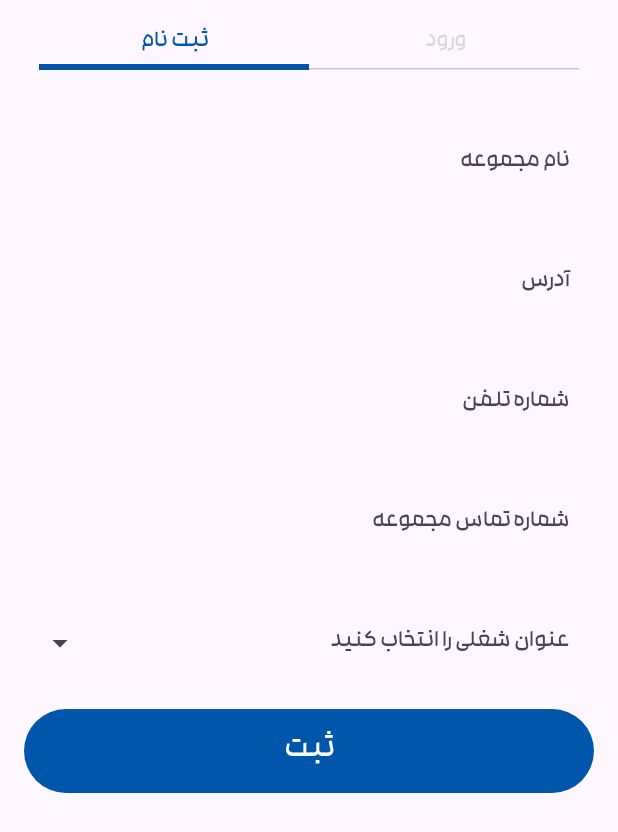
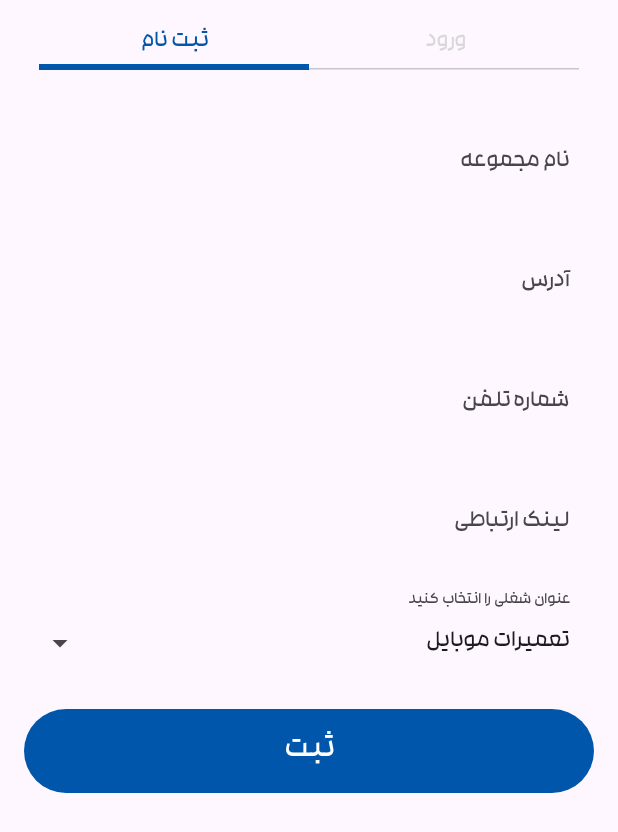
Before and after one commit to saeedjavazanjan/newReceiptCreator, an Android app built with Jetpack Compose: the screen it shows after launch (MainActivity), on a phone screen of 412 x 824 dp. Shown: the top 832 px of the screen. Run offline under Robolectric (Android 15) with nearby library versions, the phone set to English and light mode, and no system bars; our stand-ins replace Dagger/Hilt's generated code, Room's generated code, accompanist; libraries missing offline, so code that uses them is left out: com.opencsv, ir.cafebazaar.poolakey, org.apache.poi.

Commit message:
registration bug fix

```diff
--- a/app/src/main/java/com/saeed/zanjan/receipt/di/AppModule.kt
+++ b/app/src/main/java/com/saeed/zanjan/receipt/di/AppModule.kt
@@ -80,8 +80,8 @@ object AppModule {
         return Retrofit.Builder()
             //.baseUrl("https://dev-xf7awpzkvndkoch.api.raw-labs.com/")
             //  .baseUrl("https://food2fork.ca/api/recipe/")
-            //.baseUrl("http://192.168.1.167:5047/")
-            .baseUrl("http://10.0.2.2:5047/")
+            .baseUrl("http://192.168.1.168:5047/")
+       //     .baseUrl("http://10.0.2.2:5047/")
             .addConverterFactory(GsonConverterFactory.create(GsonBuilder().create()))
             .client(client)
             .build()
--- a/app/src/main/java/com/saeed/zanjan/receipt/interactor/Backup.kt
+++ b/app/src/main/java/com/saeed/zanjan/receipt/interactor/Backup.kt
@@ -31,7 +31,7 @@ class Backup(
 
 ) {
 
-    val receiptCategory = 1//sharedPreferences.getInt("JOB_SUBJECT",-1)
+    val receiptCategory = sharedPreferences.getInt("JOB_SUBJECT",-1)
 
     //TODO check Network State
     //todo currect token
--- a/app/src/main/java/com/saeed/zanjan/receipt/interactor/UserRegistration.kt
+++ b/app/src/main/java/com/saeed/zanjan/receipt/interactor/UserRegistration.kt
@@ -175,6 +175,7 @@ class UserRegistration(
             .putInt("JOB_SUBJECT", jobId(body!!.userData!!.jobTitle))
             .putString("JWTToken",body!!.tok)
             .putBoolean("SAVED", true)
+            .putBoolean("SAVED_IN_SERVER",true)
             .commit()
 
     }
--- a/app/src/main/java/com/saeed/zanjan/receipt/presentation/components/CustomDropDown.kt
+++ b/app/src/main/java/com/saeed/zanjan/receipt/presentation/components/CustomDropDown.kt
@@ -46,11 +46,6 @@ fun CustomDropdown(
 
     var expanded by remember { mutableStateOf(false) }
     val focusRequester = FocusRequester()
-    val focusManager = LocalFocusManager.current
-
-    if(!expanded){
-        focusManager.clearFocus()
-    }
 
 
     Column(
--- a/app/src/main/java/com/saeed/zanjan/receipt/presentation/ui/create_receipt/CreateReceiptViewModel.kt
+++ b/app/src/main/java/com/saeed/zanjan/receipt/presentation/ui/create_receipt/CreateReceiptViewModel.kt
@@ -22,7 +22,7 @@ class CreateReceiptViewModel
     sharedPreferences: SharedPreferences,
 ) : ViewModel() {
 
-    val receiptCategory=1//sharedPreferences.getInt("JOB_SUBJECT",-1)
+    val receiptCategory=sharedPreferences.getInt("JOB_SUBJECT",-1)
 
     val loading = mutableStateOf(false)
     val dataSaveStatus = mutableStateOf(false)
--- a/app/src/main/java/com/saeed/zanjan/receipt/presentation/ui/customers_list/CustomersListViewModel.kt
+++ b/app/src/main/java/com/saeed/zanjan/receipt/presentation/ui/customers_list/CustomersListViewModel.kt
@@ -1,5 +1,6 @@
 package com.saeed.zanjan.receipt.presentation.ui.customers_list
 
+import android.content.SharedPreferences
 import android.telephony.SmsMessage
 import androidx.compose.material3.SnackbarHostState
 import androidx.compose.runtime.MutableState
@@ -19,10 +20,11 @@ import javax.inject.Inject
 class CustomersListViewModel
    @Inject constructor(
        private val customersQueries: CustomersQueries,
-       private val sendSms: SendSms
+       private val sendSms: SendSms,
+       private val sharedPreferences: SharedPreferences
    ):ViewModel() {
 
-    val receiptCategory = 1//sharedPreferences.getInt("JOB_SUBJECT",-1)
+    val receiptCategory = sharedPreferences.getInt("JOB_SUBJECT",-1)
     val loading = mutableStateOf(false)
     var customersList= mutableStateOf( mutableListOf<Customer>())
 
--- a/app/src/main/java/com/saeed/zanjan/receipt/presentation/ui/editReceipt/EditReceiptViewModel.kt
+++ b/app/src/main/java/com/saeed/zanjan/receipt/presentation/ui/editReceipt/EditReceiptViewModel.kt
@@ -27,7 +27,7 @@ class EditReceiptViewModel
     val listOfReceipts: ListOfReceipts
 ) : ViewModel() {
 
-    val receiptCategory=1//sharedPreferences.getInt("JOB_SUBJECT",-1)
+    val receiptCategory=sharedPreferences.getInt("JOB_SUBJECT",-1)
 
     val loading = mutableStateOf(false)
     val dataSaveStatus = mutableStateOf(false)
--- a/app/src/main/java/com/saeed/zanjan/receipt/presentation/ui/home/HomeViewModel.kt
+++ b/app/src/main/java/com/saeed/zanjan/receipt/presentation/ui/home/HomeViewModel.kt
@@ -43,7 +43,7 @@ class HomeViewModel
 
 
 
-    val receiptCategory = 1//sharedPreferences.getInt("JOB_SUBJECT",-1)
+    val receiptCategory = sharedPreferences.getInt("JOB_SUBJECT",-1)
     val loading = mutableStateOf(false)
     val receiptList: MutableState<List<GeneralReceipt>> = mutableStateOf(ArrayList())
     val databaseSaved = mutableStateOf(false)
--- a/app/src/main/java/com/saeed/zanjan/receipt/presentation/ui/profile_edit/ProfileEditViewModel.kt
+++ b/app/src/main/java/com/saeed/zanjan/receipt/presentation/ui/profile_edit/ProfileEditViewModel.kt
@@ -49,9 +49,9 @@ class ProfileEditViewModel
         avatar.value=sharedPreferences.getString("AVATAR_URI","")!!
         companyName.value=sharedPreferences.getString("COMPANY","")!!
         // due to the first version company phone key is channel link and not changed
-        companyPhone.value=sharedPreferences.getString("CHANNEL_LINK","")!!
+        companyPhone.value=sharedPreferences.getString("COMPANY_PHONE","")!!
         companyAddress.value=sharedPreferences.getString("ADDRESS","")!!
-        companyLink.value=sharedPreferences.getString("COMPANY_LINK","")!!
+        companyLink.value=sharedPreferences.getString("CHANNEL_LINK","")!!
         companyRules.value=sharedPreferences.getString("COMPANY_RULES","")!!
         jobType.value=
             when( sharedPreferences.getInt("JOB_SUBJECT",0)){
@@ -78,8 +78,8 @@ class ProfileEditViewModel
             editor.putString("AVATAR_URI", profileData.avatar )
                 .putString("COMPANY", profileData.companyName )
                 .putString("ADDRESS",profileData.companyAddress )
-                .putString("CHANNEL_LINK", profileData.companyPhone )
-                .putString("COMPANY_LINK", profileData.companyLink)
+                .putString("COMPANY_PHONE", profileData.companyPhone )
+                .putString("CHANNEL_LINK", profileData.companyLink)
                 .putString("COMPANY_RULES", profileData.companyRules)
                 .putInt("JOB_SUBJECT", getIdOfJob(profileData.jobType))
                 .commit()
--- a/app/src/main/java/com/saeed/zanjan/receipt/presentation/ui/receipt/ReceiptViewModel.kt
+++ b/app/src/main/java/com/saeed/zanjan/receipt/presentation/ui/receipt/ReceiptViewModel.kt
@@ -31,7 +31,7 @@ class ReceiptViewModel
     val blueToothConnectionClass: BlueToothConnectionClass
 ) : ViewModel() {
 
-    val receiptCategory = 1//sharedPreferences.getInt("JOB_SUBJECT",-1)
+    val receiptCategory = sharedPreferences.getInt("JOB_SUBJECT",-1)
     val loading = mutableStateOf(false)
     val deleteState = mutableStateOf(false)
     val otpCode = mutableStateOf(0)
--- a/app/src/main/java/com/saeed/zanjan/receipt/presentation/ui/registration/RegistrationScreen.kt
+++ b/app/src/main/java/com/saeed/zanjan/receipt/presentation/ui/registration/RegistrationScreen.kt
@@ -1,7 +1,6 @@
 package com.saeed.zanjan.receipt.presentation.ui.registration
 
 import android.annotation.SuppressLint
-import androidx.compose.foundation.background
 import androidx.compose.foundation.layout.Arrangement
 import androidx.compose.foundation.layout.Column
 import androidx.compose.foundation.layout.fillMaxHeight
@@ -68,12 +67,11 @@ fun RegistrationScreen(
             if(successLogin.value)
             navigateToHome()
         }
-        var companyName by remember { mutableStateOf("") }
-    var address by remember { mutableStateOf("") }
-    var phone by remember { mutableStateOf("") }
-    var userId by remember { mutableStateOf("") }
-    var jobType by remember { mutableStateOf("") }
-
+        var companyName by remember { mutableStateOf(viewModel.companyName.value) }
+        var phone by remember { mutableStateOf(viewModel.phone.value) }
+        var address by remember { mutableStateOf(viewModel.companyAddress.value) }
+        var companyLink by remember { mutableStateOf(viewModel.companyLink.value) }
+        var jobType by remember { mutableStateOf(viewModel.jobType.value) }
 
     var isSignInTabSelected by remember { mutableStateOf(false) }
 
@@ -114,7 +112,7 @@ fun RegistrationScreen(
                     password=enteredOtp,
                     address = address,
                     phone = phone,
-                    userId = userId,
+                    userId = companyLink,
                     jobType = jobType
                 )
                    viewModel.senOtp(
@@ -323,17 +321,16 @@ fun RegistrationScreen(
                         ),
                     )
                     OutlinedTextField(
-                        value = userId,
+                        value = companyLink,
                         onValueChange = {
                             if (it.length <= 20)
-                            userId = it
+                            companyLink = it
 
                                         },
-                        label = { Text("شماره تماس مجموعه") },
+                        label = { Text("لینک ارتباطی") },
                         modifier = Modifier.fillMaxWidth(),
                         isError = error,
                         singleLine = true,
-                        keyboardOptions = KeyboardOptions(keyboardType = KeyboardType.Phone),
                         shape = RoundedCornerShape(30.dp) ,// Adjust the radius for rounded corners
                         colors = TextFieldDefaults.outlinedTextFieldColors(
                             containerColor = Color.Transparent, // Set light gray background
@@ -376,7 +373,7 @@ fun RegistrationScreen(
                                         password="",
                                         address = address,
                                         phone = phone,
-                                        userId = userId,
+                                        userId = companyLink,
                                         jobType = jobType
                                     )
                                 viewModel.registerRequest(
--- a/app/src/main/java/com/saeed/zanjan/receipt/presentation/ui/registration/RegistrationViewModel.kt
+++ b/app/src/main/java/com/saeed/zanjan/receipt/presentation/ui/registration/RegistrationViewModel.kt
@@ -1,6 +1,7 @@
 package com.saeed.zanjan.receipt.presentation.ui.registration
 
 import android.content.Context
+import android.content.SharedPreferences
 import android.widget.Toast
 import androidx.compose.material3.SnackbarHostState
 import androidx.compose.runtime.mutableStateOf
@@ -9,6 +10,7 @@ import androidx.lifecycle.ViewModel
 import androidx.lifecycle.viewModelScope
 import com.saeed.zanjan.receipt.domain.models.OtpData
 import com.saeed.zanjan.receipt.domain.models.RegistrationInfo
+import com.saeed.zanjan.receipt.interactor.Backup
 import com.saeed.zanjan.receipt.interactor.UserRegistration
 import com.saeed.zanjan.receipt.network.RetrofitService
 import com.saeed.zanjan.receipt.utils.ConnectivityManager
@@ -28,6 +30,9 @@ class RegistrationViewModel
 constructor(
     private val userRegistration: UserRegistration,
     private val connectivityManager: ConnectivityManager,
+    private val sharedPreferences: SharedPreferences,
+    private val backup: Backup,
+
     ):ViewModel() {
     private val rateLimit=60
     val loading = mutableStateOf(false)
@@ -35,7 +40,43 @@ constructor(
     val successLogin= mutableStateOf(false)
     var countdownEnabled =  mutableStateOf(false)
     var remainingSeconds = mutableStateOf(rateLimit)
+    val databaseSaved= mutableStateOf(false)
 
+
+    val avatar= mutableStateOf("")
+    val companyName= mutableStateOf("")
+    val phone= mutableStateOf("")
+    val companyAddress= mutableStateOf("")
+    val companyLink= mutableStateOf("")
+    val companyRules= mutableStateOf("")
+    val jobType= mutableStateOf("")
+
+    init {
+        getDataFromSharedPreferences()
+    }
+    fun getDataFromSharedPreferences(){
+        avatar.value=sharedPreferences.getString("AVATAR_URI","")!!
+        companyName.value=sharedPreferences.getString("COMPANY","")!!
+        phone.value=sharedPreferences.getString("PHONE","")!!
+        companyAddress.value=sharedPreferences.getString("ADDRESS","")!!
+        companyLink.value=sharedPreferences.getString("CHANNEL_LINK","")!!
+        companyRules.value=sharedPreferences.getString("COMPANY_RULES","")!!
+        jobType.value=
+            when( sharedPreferences.getInt("JOB_SUBJECT",0)){
+                0->{ "تعمیرات موبایل"}
+                1->{"تعمیرات کامپیوتر"}
+                2->{ "تعمیرات لوازم برقی"}
+                3->{"خیاطی"}
+                4->{ "جواهر سازی"}
+                5->{ "عکاسی"}
+                6->{ "خشکشویی"}
+                7->{ "قنادی"}
+                8->{ "سایر مشاغل"}
+                else -> {""}
+            }
+
+
+    }
     fun registerRequest(
         registrationInfo: RegistrationInfo,
         snackbarHostState: SnackbarHostState
@@ -108,7 +149,7 @@ constructor(
                 loading.value=it
             }
             dataState.data?.let {
-                successLogin.value=true
+                downloadDb(snackbarHostState)
                 registerRequestState.value=false
                 snackbarHostState.showSnackbar("ورود موفق")
             }
@@ -122,6 +163,52 @@ constructor(
         }.launchIn(viewModelScope)
 
     }
+
+    fun downloadDb(snackbarHostState: SnackbarHostState){
+        backup.downloadDatabase().onEach { dataState ->
+
+            dataState.loading.let {
+                loading.value=it
+            }
+            dataState.data?.let{
+                  fillCustomersTable(snackbarHostState)
+                successLogin.value=true
+
+            }
+            dataState.error?.let {
+                snackbarHostState.showSnackbar(it)
+                successLogin.value=true
+
+            }
+
+        }.launchIn(viewModelScope)
+
+    }
+
+
+        fun fillCustomersTable(snackbarHostState: SnackbarHostState){
+            backup.fillCustomerTable().onEach { dataState ->
+                dataState.loading.let {
+                    loading.value=it
+                }
+                dataState.data?.let {
+                    if(it)
+                        databaseSaved.value=true
+                    else{
+                        databaseSaved.value=false
+                        loading.value=false
+                    }
+                }
+                dataState.error?.let {
+                    snackbarHostState.showSnackbar(it)
+                }
+
+            }.launchIn(viewModelScope)
+
+
+        }
+
+
 
 
     private fun startCountdownTimer() {
--- a/app/src/main/java/com/saeed/zanjan/receipt/presentation/ui/splash/SplashViewModel.kt
+++ b/app/src/main/java/com/saeed/zanjan/receipt/presentation/ui/splash/SplashViewModel.kt
@@ -33,59 +33,17 @@ class SplashViewModel
 
     //TODO test is update
 
-    val dataSaved = sharedPreferences.getBoolean("SAVED",false)
+    val dataSaved = sharedPreferences.getBoolean("SAVED_IN_SERVER",false)
 
 
     val loading= mutableStateOf(false)
-   //val databaseSaved= mutableStateOf(false)
    val isUpdate= mutableStateOf(false)
    val versionGotFromServer= mutableStateOf(false)
    val forceToHome= mutableStateOf(false)
     val version= mutableStateOf("--")
 
 
-        fun downloadDb(snackbarHostState: SnackbarHostState){
-            backup.downloadDatabase().onEach { dataState ->
 
-                dataState.loading.let {
-                    loading.value=it
-                }
-                dataState.data?.let{
-                  //  fillCustomersTable(snackbarHostState)
-                }
-                dataState.error?.let {
-                    snackbarHostState.showSnackbar(it)
-
-                }
-
-            }.launchIn(viewModelScope)
-
-        }
-
-
-/*
-    fun fillCustomersTable(snackbarHostState: SnackbarHostState){
-        backup.fillCustomerTable().onEach { dataState ->
-            dataState.loading.let {
-                loading.value=it
-            }
-            dataState.data?.let {
-                if(it)
-                    databaseSaved.value=true
-                else{
-                    databaseSaved.value=false
-                    loading.value=false
-                }
-            }
-            dataState.error?.let {
-                snackbarHostState.showSnackbar(it)
-            }
-
-        }.launchIn(viewModelScope)
-
-
-    }
-*/
 
     fun checkVersionFromServer(
         snackbarHostState: SnackbarHostState
```
Also changed, not shown: app/src/main/java/com/saeed/zanjan/receipt/presentation/ui/registration/OtpScreen.kt (+13 -6 lines).
